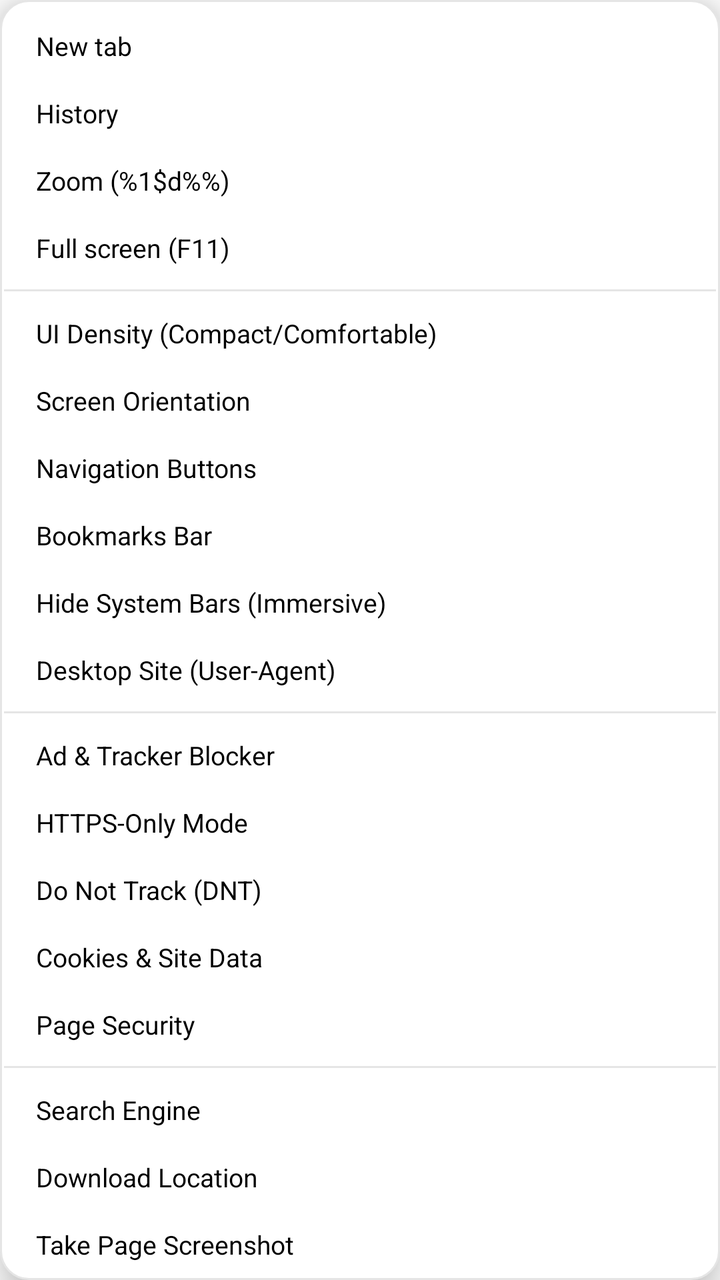
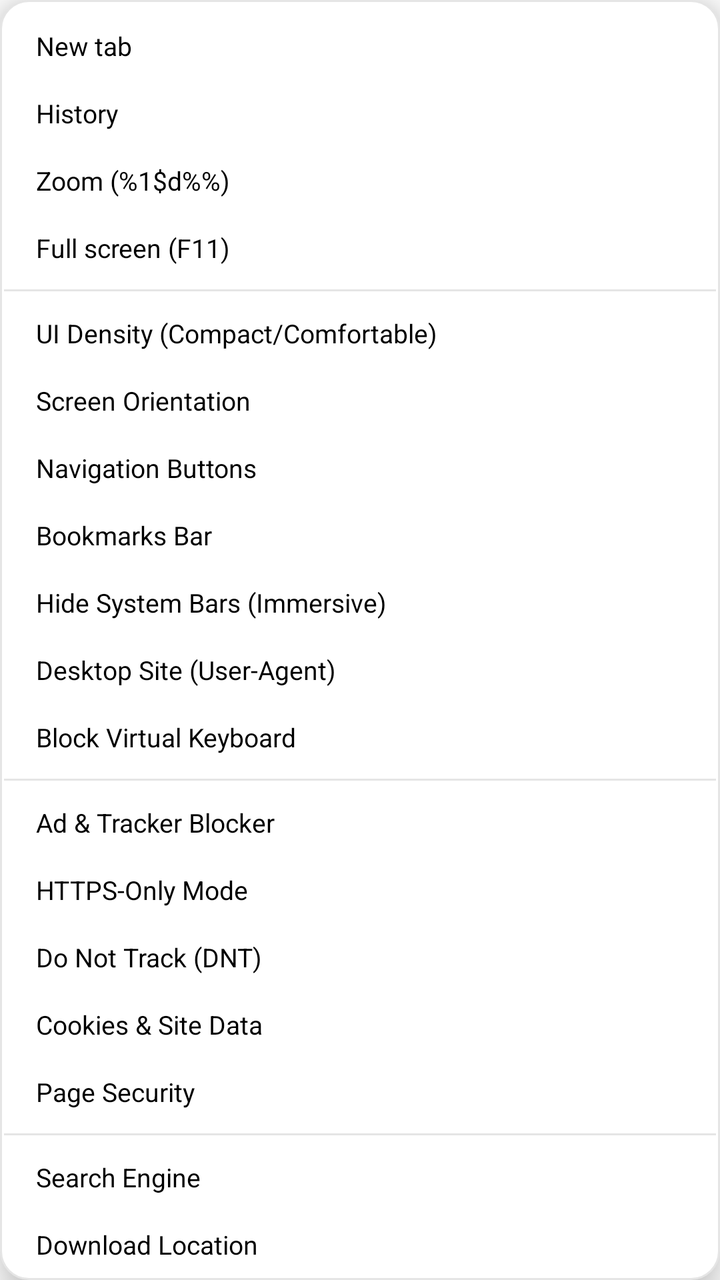

The first picture is an Android layout as it rendered before a commit; the second is the same layout after the commit. The layout source and the unified diff follow.
<!-- AndroidManifest.xml: application theme Theme.DeskWeb -->
<!-- res/layout/app_browser_settings.xml -->
<?xml version="1.0" encoding="utf-8"?>
<LinearLayout xmlns:android="http://schemas.android.com/apk/res/android"
    xmlns:app="http://schemas.android.com/apk/res-auto"
    android:layout_width="270dp"
    android:layout_height="wrap_content"
    android:background="@drawable/ui_browser_bg_settings"
    android:elevation="12dp"
    android:orientation="vertical"
    android:paddingStart="2dp"
    android:paddingTop="6dp"
    android:paddingEnd="2dp"
    android:paddingBottom="6dp">

    <ScrollView
        android:id="@+id/settingsScrollView"
        android:layout_width="match_parent"
        android:layout_height="wrap_content"
        android:scrollbars="none">

        <LinearLayout
            android:id="@+id/menuContainer"
            android:layout_width="match_parent"
            android:layout_height="wrap_content"
            android:orientation="vertical">

            <TextView
                android:id="@+id/btnNewTab"
                android:layout_width="match_parent"
                android:layout_height="wrap_content"
                android:background="@drawable/ui_browser_btn_subtle"
                android:clickable="true"
                android:drawablePadding="14dp"
                android:focusable="true"
                android:gravity="center_vertical"
                android:paddingHorizontal="16dp"
                android:paddingVertical="8dp"
                android:text="@string/browser_tab_new"
                android:textColor="@color/text_default"
                android:textSize="13sp"
                app:drawableStartCompat="@drawable/ui_browser_ic_new_tab_20" />

            <TextView
                android:id="@+id/btnHistory"
                android:layout_width="match_parent"
                android:layout_height="wrap_content"
                android:background="@drawable/ui_browser_btn_subtle"
                android:clickable="true"
                android:drawablePadding="14dp"
                android:focusable="true"
                android:gravity="center_vertical"
                android:paddingHorizontal="16dp"
                android:paddingVertical="8dp"
                android:text="@string/browser_menu_history"
                android:textColor="@color/text_default"
                android:textSize="13sp"
                app:drawableStartCompat="@drawable/ui_browser_ic_history_14" />

            <TextView
                android:id="@+id/btnZoom"
                android:layout_width="match_parent"
                android:layout_height="wrap_content"
                android:background="@drawable/ui_browser_btn_subtle"
                android:clickable="true"
                android:drawablePadding="14dp"
                android:focusable="true"
                android:gravity="center_vertical"
                android:paddingHorizontal="16dp"
                android:paddingVertical="8dp"
                android:text="@string/browser_zoom_value"
                android:textColor="@color/text_default"
                android:textSize="13sp"
                app:drawableEndCompat="@drawable/menu_ic_chevron_right_14"
                app:drawableStartCompat="@drawable/ui_browser_ic_zoom_18" />

            <TextView
                android:id="@+id/btnFullscreen"
                android:layout_width="match_parent"
                android:layout_height="wrap_content"
                android:background="@drawable/ui_browser_btn_subtle"
                android:clickable="true"
                android:drawablePadding="14dp"
                android:focusable="true"
                android:gravity="center_vertical"
                android:paddingHorizontal="16dp"
                android:paddingVertical="8dp"
                android:text="@string/browser_menu_fullscreen"
                android:textColor="@color/text_default"
                android:textSize="13sp"
                app:drawableStartCompat="@drawable/ic_fullscreen_24" />

            <View
                android:layout_width="match_parent"
                android:layout_height="1dp"
                android:layout_marginVertical="4dp"
                android:background="@color/ui_card_border" />

            
            <TextView
                android:id="@+id/btnDensity"
                android:layout_width="match_parent"
                android:layout_height="wrap_content"
                android:background="@drawable/ui_browser_btn_subtle"
                android:clickable="true"
                android:drawablePadding="14dp"
                android:focusable="true"
                android:gravity="center_vertical"
                android:paddingHorizontal="16dp"
                android:paddingVertical="8dp"
                android:text="@string/browser_menu_density"
                android:textColor="@color/text_default"
                android:textSize="13sp"
                app:drawableStartCompat="@drawable/ic_density_24" />

            <TextView
                android:id="@+id/btnOrientation"
                android:layout_width="match_parent"
                android:layout_height="wrap_content"
                android:background="@drawable/ui_browser_btn_subtle"
                android:clickable="true"
                android:drawablePadding="14dp"
                android:focusable="true"
                android:gravity="center_vertical"
                android:paddingHorizontal="16dp"
                android:paddingVertical="8dp"
                android:text="@string/browser_menu_orientation"
                android:textColor="@color/text_default"
                android:textSize="13sp"
                app:drawableStartCompat="@drawable/ui_browser_ic_devices_18" />

            <TextView
                android:id="@+id/btnNavButtons"
                android:layout_width="match_parent"
                android:layout_height="wrap_content"
                android:background="@drawable/ui_browser_btn_subtle"
                android:clickable="true"
                android:drawablePadding="14dp"
                android:focusable="true"
                android:gravity="center_vertical"
                android:paddingHorizontal="16dp"
                android:paddingVertical="8dp"
                android:text="@string/browser_menu_nav_buttons"
                android:textColor="@color/text_default"
                android:textSize="13sp"
                app:drawableStartCompat="@drawable/ui_browser_ic_nav_left_20" />

            <TextView
                android:id="@+id/btnBookmarksBar"
                android:layout_width="match_parent"
                android:layout_height="wrap_content"
                android:background="@drawable/ui_browser_btn_subtle"
                android:clickable="true"
                android:drawablePadding="14dp"
                android:focusable="true"
                android:gravity="center_vertical"
                android:paddingHorizontal="16dp"
                android:paddingVertical="8dp"
                android:text="@string/browser_menu_bookmarks_bar"
                android:textColor="@color/text_default"
                android:textSize="13sp"
                app:drawableStartCompat="@drawable/ic_checkmark_24_filled" />

            <TextView
                android:id="@+id/btnImmersiveMode"
                android:layout_width="match_parent"
                android:layout_height="wrap_content"
                android:background="@drawable/ui_browser_btn_subtle"
                android:clickable="true"
                android:drawablePadding="14dp"
                android:focusable="true"
                android:gravity="center_vertical"
                android:paddingHorizontal="16dp"
                android:paddingVertical="8dp"
                android:text="@string/browser_menu_immersive_mode"
                android:textColor="@color/text_default"
                android:textSize="13sp"
                app:drawableStartCompat="@drawable/ic_checkmark_24_filled" />

            <TextView
                android:id="@+id/btnDesktopUA"
                android:layout_width="match_parent"
                android:layout_height="wrap_content"
                android:background="@drawable/ui_browser_btn_subtle"
                android:clickable="true"
                android:drawablePadding="14dp"
                android:focusable="true"
                android:gravity="center_vertical"
                android:paddingHorizontal="16dp"
                android:paddingVertical="8dp"
                android:text="@string/browser_menu_desktop_site"
                android:textColor="@color/text_default"
                android:textSize="13sp"
                app:drawableStartCompat="@drawable/ui_browser_ic_devices_18" />

            <View
                android:layout_width="match_parent"
                android:layout_height="1dp"
                android:layout_marginVertical="4dp"
                android:background="@color/ui_card_border" />

            
            <TextView
                android:id="@+id/btnAdBlock"
                android:layout_width="match_parent"
                android:layout_height="wrap_content"
                android:background="@drawable/ui_browser_btn_subtle"
                android:clickable="true"
                android:drawablePadding="14dp"
                android:focusable="true"
                android:gravity="center_vertical"
                android:paddingHorizontal="16dp"
                android:paddingVertical="8dp"
                android:text="@string/browser_menu_ad_block"
                android:textColor="@color/text_default"
                android:textSize="13sp"
                app:drawableStartCompat="@drawable/ic_shield_24" />

            <TextView
                android:id="@+id/btnHttpsOnly"
                android:layout_width="match_parent"
                android:layout_height="wrap_content"
                android:background="@drawable/ui_browser_btn_subtle"
                android:clickable="true"
                android:drawablePadding="14dp"
                android:focusable="true"
                android:gravity="center_vertical"
                android:paddingHorizontal="16dp"
                android:paddingVertical="8dp"
                android:text="@string/browser_menu_https_only"
                android:textColor="@color/text_default"
                android:textSize="13sp"
                app:drawableStartCompat="@drawable/ic_lock_24" />

            <TextView
                android:id="@+id/btnDnt"
                android:layout_width="match_parent"
                android:layout_height="wrap_content"
                android:background="@drawable/ui_browser_btn_subtle"
                android:clickable="true"
                android:drawablePadding="14dp"
                android:focusable="true"
                android:gravity="center_vertical"
                android:paddingHorizontal="16dp"
                android:paddingVertical="8dp"
                android:text="@string/browser_menu_dnt"
                android:textColor="@color/text_default"
                android:textSize="13sp"
                app:drawableStartCompat="@drawable/ic_checkmark_24_filled" />

            <TextView
                android:id="@+id/btnCookies"
                android:layout_width="match_parent"
                android:layout_height="wrap_content"
                android:background="@drawable/ui_browser_btn_subtle"
                android:clickable="true"
                android:drawablePadding="14dp"
                android:focusable="true"
                android:gravity="center_vertical"
                android:paddingHorizontal="16dp"
                android:paddingVertical="8dp"
                android:text="@string/browser_menu_cookies"
                android:textColor="@color/text_default"
                android:textSize="13sp"
                app:drawableStartCompat="@drawable/ic_cookie_24" />

            <TextView
                android:id="@+id/btnCertInfo"
                android:layout_width="match_parent"
                android:layout_height="wrap_content"
                android:background="@drawable/ui_browser_btn_subtle"
                android:clickable="true"
                android:drawablePadding="14dp"
                android:focusable="true"
                android:gravity="center_vertical"
                android:paddingHorizontal="16dp"
                android:paddingVertical="8dp"
                android:text="@string/cert_title"
                android:textColor="@color/text_default"
                android:textSize="13sp"
                app:drawableStartCompat="@drawable/ic_lock_24" />

            <View
                android:layout_width="match_parent"
                android:layout_height="1dp"
                android:layout_marginVertical="4dp"
                android:background="@color/ui_card_border" />

            
            <TextView
                android:id="@+id/btnSearchEngine"
                android:layout_width="match_parent"
                android:layout_height="wrap_content"
                android:background="@drawable/ui_browser_btn_subtle"
                android:clickable="true"
                android:drawablePadding="14dp"
                android:focusable="true"
                android:gravity="center_vertical"
                android:paddingHorizontal="16dp"
                android:paddingVertical="8dp"
                android:text="@string/browser_menu_search_engine"
                android:textColor="@color/text_default"
                android:textSize="13sp"
                app:drawableStartCompat="@drawable/ui_browser_ic_search_18" />

            <TextView
                android:id="@+id/btnDownloadPath"
                android:layout_width="match_parent"
                android:layout_height="wrap_content"
                android:background="@drawable/ui_browser_btn_subtle"
                android:clickable="true"
                android:drawablePadding="14dp"
                android:focusable="true"
                android:gravity="center_vertical"
                android:paddingHorizontal="16dp"
                android:paddingVertical="8dp"
                android:text="@string/browser_menu_download_path"
                android:textColor="@color/text_default"
                android:textSize="13sp"
                app:drawableStartCompat="@drawable/ic_folder_24" />

            <TextView
                android:id="@+id/btnScreenshot"
                android:layout_width="match_parent"
                android:layout_height="wrap_content"
                android:background="@drawable/ui_browser_btn_subtle"
                android:clickable="true"
                android:drawablePadding="14dp"
                android:focusable="true"
                android:gravity="center_vertical"
                android:paddingHorizontal="16dp"
                android:paddingVertical="8dp"
                android:text="@string/browser_menu_screenshot"
                android:textColor="@color/text_default"
                android:textSize="13sp"
                app:drawableStartCompat="@drawable/ic_camera_24" />

            <TextView
                android:id="@+id/btnProfiles"
                android:layout_width="match_parent"
                android:layout_height="wrap_content"
                android:background="@drawable/ui_browser_btn_subtle"
                android:clickable="true"
                android:drawablePadding="14dp"
                android:focusable="true"
                android:gravity="center_vertical"
                android:paddingHorizontal="16dp"
                android:paddingVertical="8dp"
                android:text="@string/browser_menu_profiles"
                android:textColor="@color/text_default"
                android:textSize="13sp"
                app:drawableStartCompat="@drawable/ui_browser_ic_history_14" />

            <TextView
                android:id="@+id/btnPrint"
                android:layout_width="match_parent"
                android:layout_height="wrap_content"
                android:background="@drawable/ui_browser_btn_subtle"
                android:clickable="true"
                android:drawablePadding="14dp"
                android:focusable="true"
                android:gravity="center_vertical"
                android:paddingHorizontal="16dp"
                android:paddingVertical="8dp"
                android:text="@string/context_menu_print"
                android:textColor="@color/text_default"
                android:textSize="13sp"
                app:drawableStartCompat="@drawable/ui_browser_ic_print_18" />

            <TextView
                android:id="@+id/btnTranslate"
                android:layout_width="match_parent"
                android:layout_height="wrap_content"
                android:background="@drawable/ui_browser_btn_subtle"
                android:clickable="true"
                android:drawablePadding="14dp"
                android:focusable="true"
                android:gravity="center_vertical"
                android:paddingHorizontal="16dp"
                android:paddingVertical="8dp"
                android:text="@string/browser_ct_menu_translate"
                android:textColor="@color/text_default"
                android:textSize="13sp"
                app:drawableStartCompat="@drawable/ui_browser_ic_translate_18" />

            <TextView
                android:id="@+id/btnSearch"
                android:layout_width="match_parent"
                android:layout_height="wrap_content"
                android:background="@drawable/ui_browser_btn_subtle"
                android:clickable="true"
                android:drawablePadding="14dp"
                android:focusable="true"
                android:gravity="center_vertical"
                android:paddingHorizontal="16dp"
                android:paddingVertical="8dp"
                android:text="@string/browser_ct_menu_find"
                android:textColor="@color/text_default"
                android:textSize="13sp"
                app:drawableStartCompat="@drawable/ui_browser_ic_search_18" />

            <View
                android:layout_width="match_parent"
                android:layout_height="1dp"
                android:layout_marginVertical="4dp"
                android:background="@color/ui_card_border" />

            <TextView
                android:id="@+id/btnAbout"
                android:layout_width="match_parent"
                android:layout_height="wrap_content"
                android:background="@drawable/ui_browser_btn_subtle"
                android:clickable="true"
                android:drawablePadding="14dp"
                android:focusable="true"
                android:gravity="center_vertical"
                android:paddingHorizontal="16dp"
                android:paddingVertical="8dp"
                android:text="@string/browser_ct_menu_about"
                android:textColor="@color/text_default"
                android:textSize="13sp"
                app:drawableStartCompat="@drawable/ui_browser_ic_info_18" />

            <TextView
                android:id="@+id/btnExit"
                android:layout_width="match_parent"
                android:layout_height="wrap_content"
                android:background="@drawable/ui_browser_btn_subtle"
                android:clickable="true"
                android:drawablePadding="14dp"
                android:focusable="true"
                android:gravity="center_vertical"
                android:paddingHorizontal="16dp"
                android:paddingVertical="8dp"
                android:text="@string/browser_ct_menu_exit"
                android:textColor="@color/text_default"
                android:textSize="13sp"
                app:drawableStartCompat="@drawable/ui_browser_ic_exit_18" />
        </LinearLayout>
    </ScrollView>

    <FrameLayout
        android:id="@+id/zoomContainer"
        android:layout_width="match_parent"
        android:layout_height="wrap_content"
        android:visibility="gone" />
</LinearLayout>
<!-- resources referenced by this layout -->
<resources>
  <color name="text_default">#000000</color>
  <color name="ui_card_border">#e5e5e5</color>
  <!-- drawable ic_density_24 (drawable) -->
  <vector xmlns:android="http://schemas.android.com/apk/res/android"
      android:width="20dp"
      android:height="20dp"
      android:viewportWidth="24"
      android:viewportHeight="24">
      <path
          android:fillColor="@color/text_default"
          android:pathData="M3,5h18v2H3V5zm0,6h18v2H3v-2zm0,6h18v2H3v-2z"/>
  </vector>
  <!-- drawable ic_folder_24 (drawable) -->
  <vector xmlns:android="http://schemas.android.com/apk/res/android"
      android:width="20dp"
      android:height="20dp"
      android:viewportWidth="24"
      android:viewportHeight="24">
      <path
          android:fillColor="@color/text_default"
          android:pathData="M10,4H4c-1.1,0 -1.99,0.9 -1.99,2L2,18c0,1.1 0.9,2 2,2h16c1.1,0 2,-0.9 2,-2V8c0,-1.1 -0.9,-2 -2,-2h-8l-2,-2z"/>
  </vector>
  <!-- drawable ic_fullscreen_24 (drawable) -->
  <vector xmlns:android="http://schemas.android.com/apk/res/android"
      android:width="20dp"
      android:height="20dp"
      android:viewportWidth="24"
      android:viewportHeight="24">
      <path
          android:fillColor="#5F6368"
          android:pathData="M7,14H5v5h5v-2H7v-3zm-2,-4h2V7h3V5H5v5zm12,7h-3v2h5v-5h-2v3zM14,5v2h3v3h2V5h-5z"/>
  </vector>
  <!-- drawable ui_browser_bg_settings (drawable) -->
  <?xml version="1.0" encoding="utf-8"?>
  <shape xmlns:android="http://schemas.android.com/apk/res/android" android:shape="rectangle">
      <corners android:radius="14dp"/>
      <solid android:color="@color/ui_browser_settings_bg"/>
      <stroke
          android:width="1dp"
          android:color="@color/ui_card_border"/>
  </shape>
  <string name="browser_ct_menu_about">About DeskWeb</string>
  <string name="browser_ct_menu_exit">Exit</string>
  <string name="browser_ct_menu_find">Find in page…</string>
  <string name="browser_ct_menu_translate">Translate…</string>
  <string name="browser_menu_ad_block">Ad &amp; Tracker Blocker</string>
  <string name="browser_menu_bookmarks_bar">Bookmarks Bar</string>
  <string name="browser_menu_cookies">Cookies &amp; Site Data</string>
  <string name="browser_menu_density">UI Density (Compact/Comfortable)</string>
  <string name="browser_menu_desktop_site">Desktop Site (User-Agent)</string>
  <string name="browser_menu_dnt">Do Not Track (DNT)</string>
  <string name="browser_menu_download_path">Download Location</string>
  <string name="browser_menu_fullscreen">Full screen (F11)</string>
  <string name="browser_menu_history">History</string>
  <string name="browser_menu_https_only">HTTPS-Only Mode</string>
  <string name="browser_menu_immersive_mode">Hide System Bars (Immersive)</string>
  <string name="browser_menu_nav_buttons">Navigation Buttons</string>
  <string name="browser_menu_orientation">Screen Orientation</string>
  <string name="browser_menu_profiles">User Profiles</string>
  <string name="browser_menu_screenshot">Take Page Screenshot</string>
  <string name="browser_menu_search_engine">Search Engine</string>
  <string name="browser_tab_new">New tab</string>
  <string name="browser_zoom_value">Zoom (%1$d%%)</string>
  <string name="cert_title">Page Security</string>
  <string name="context_menu_print">Print…</string>
  <color name="fluent_default_icon_tint">#000</color>
  <color name="ui_browser_settings_bg">#ffffff</color>
  <color name="ui_browser_btn_subtle_pressed">#40999999</color>
  <color name="ui_browser_btn_subtle_hover">#26999999</color>
  <color name="text_muted">#b3000000</color>
  <color name="colorPrimary">#0b57d0</color>
  <color name="colorPrimaryDark">#0842a0</color>
  <color name="colorAccent">#0b57d0</color>
  <!-- unchanged entries left out for length: 18 -->
</resources>

<!-- the commit's change to res/layout/app_browser_settings.xml (unified diff, before → after) -->
@@ -191,6 +191,22 @@
                 android:textSize="13sp"
                 app:drawableStartCompat="@drawable/ui_browser_ic_devices_18" />
 
+            <TextView
+                android:id="@+id/btnRestrictKeyboard"
+                android:layout_width="match_parent"
+                android:layout_height="wrap_content"
+                android:background="@drawable/ui_browser_btn_subtle"
+                android:clickable="true"
+                android:drawablePadding="14dp"
+                android:focusable="true"
+                android:gravity="center_vertical"
+                android:paddingHorizontal="16dp"
+                android:paddingVertical="8dp"
+                android:text="@string/browser_menu_restrict_keyboard"
+                android:textColor="@color/text_default"
+                android:textSize="13sp"
+                app:drawableStartCompat="@drawable/ic_checkmark_24_filled" />
+
             <View
                 android:layout_width="match_parent"
                 android:layout_height="1dp"
<!-- resource entries referenced after the edit -->
@@ -59,6 +59,7 @@
   <string name="browser_menu_nav_buttons">Navigation Buttons</string>
   <string name="browser_menu_orientation">Screen Orientation</string>
   <string name="browser_menu_profiles">User Profiles</string>
+  <string name="browser_menu_restrict_keyboard">Block Virtual Keyboard</string>
   <string name="browser_menu_screenshot">Take Page Screenshot</string>
   <string name="browser_menu_search_engine">Search Engine</string>
   <string name="browser_tab_new">New tab</string>
